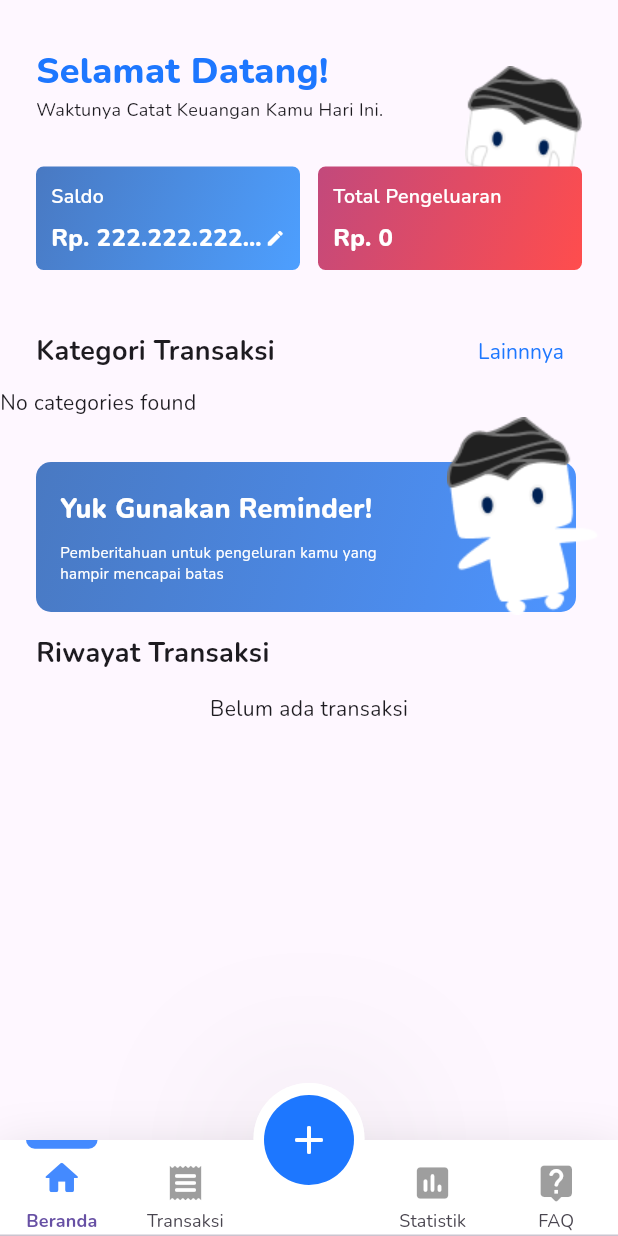
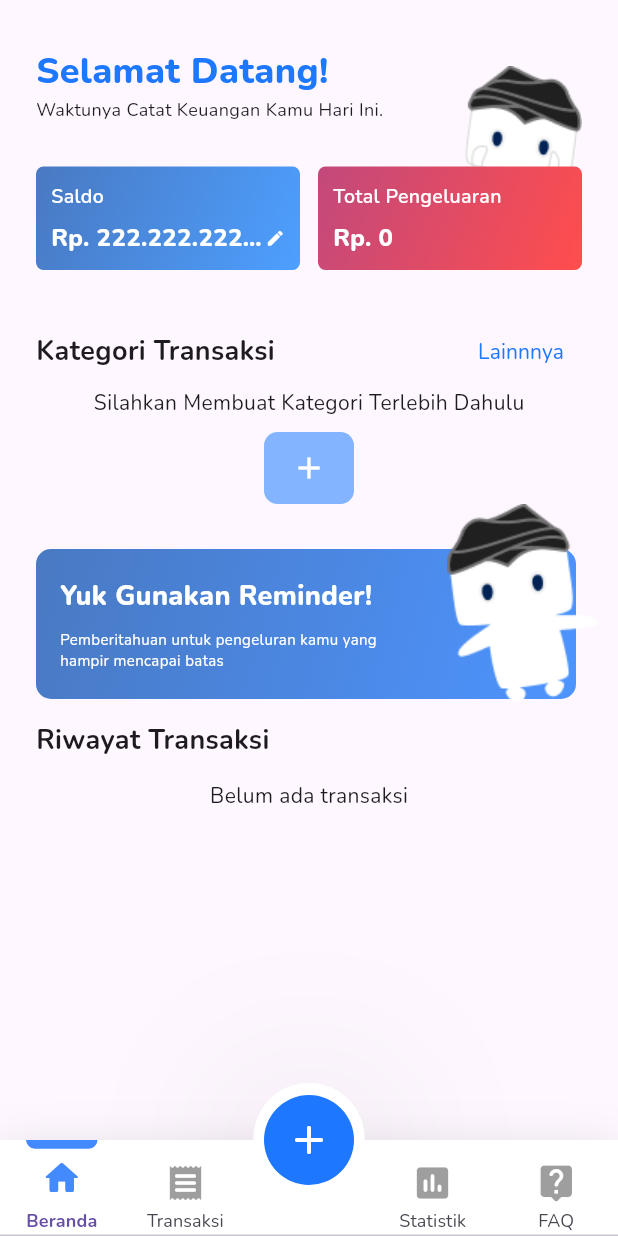
Before and after one commit to Reza1290/budgetin-app, a Flutter app: the screen it shows after launch, on a phone screen of 412 x 824 dp. Run offline on Flutter 3.47's test engine with Material 3 defaults, Android fonts, the phone set to English and light mode, and no system bars; drawn by our look-alikes of flutter_slidable; our stand-ins replace drift, sqlite3_flutter_libs; accounts and stored records are empty; generated files the repository leaves out were written again.

Commit message:
add: create

```diff
--- a/lib/widgets/homepage/category_home.dart
+++ b/lib/widgets/homepage/category_home.dart
@@ -1,6 +1,9 @@
 import 'package:budgetin/main.dart';
 import 'package:budgetin/models/database.dart';
+import 'package:budgetin/screens/all_category.dart';
+import 'package:budgetin/them.dart';
 import 'package:budgetin/widgets/category/category_card.dart';
+import 'package:budgetin/widgets/modal_tambah_kategori.dart';
 import 'package:flutter/material.dart';
 
 class CategoryHome extends StatefulWidget {
@@ -32,7 +35,25 @@ class _CategoryHomeState extends State<CategoryHome> {
         }
         final List<CategoryTotal>? categories = snapshot.data;
         if (categories == null || categories.isEmpty) {
-          return Text('No categories found');
+          return Center(
+              child: Column(
+            children: [
+              Text('Silahkan Membuat Kategori Terlebih Dahulu'),
+              Container(
+                width: 60,
+                margin: EdgeInsets.only(top: 10),
+                decoration: BoxDecoration(
+                    color: PrimaryColor.shade300,
+                    borderRadius: BorderRadius.all(Radius.circular(9))),
+                child: IconButton(
+                    color: Colors.white,
+                    onPressed: () {
+                      showModalTambahKategori(context, db!);
+                    },
+                    icon: Icon(Icons.add)),
+              )
+            ],
+          ));
         }
         return Container(
           width: MediaQuery.of(context).size.width,
```
